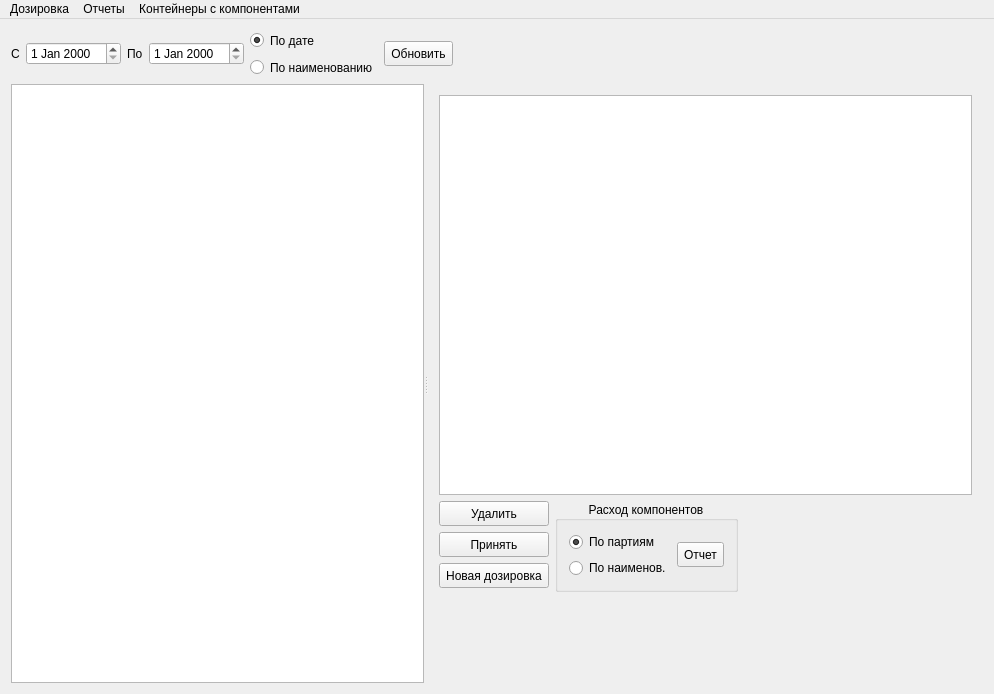
Before: the Qt Designer form mainwindow.ui in Sergeyego/doz_view, drawn with Qt 5.
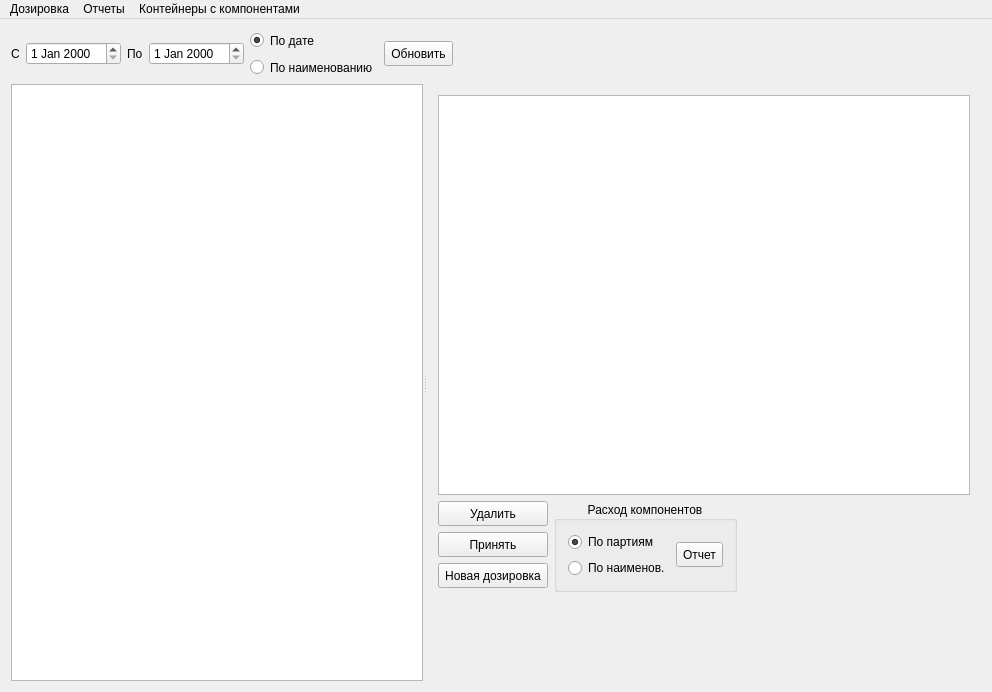
After: the same form once the commit is applied. Icons and pictures are not drawn. Custom widgets are drawn as their Qt base class.

```diff
--- a/mainwindow.ui
+++ b/mainwindow.ui
@@ -6,8 +6,8 @@
    <rect>
     <x>0</x>
     <y>0</y>
-    <width>994</width>
-    <height>694</height>
+    <width>992</width>
+    <height>692</height>
    </rect>
   </property>
   <property name="windowTitle">
@@ -381,7 +381,7 @@
     <rect>
      <x>0</x>
      <y>0</y>
-     <width>994</width>
+     <width>992</width>
      <height>24</height>
     </rect>
    </property>
```
Left out of the diff: 19 changed lines with no effect on the pictures.
